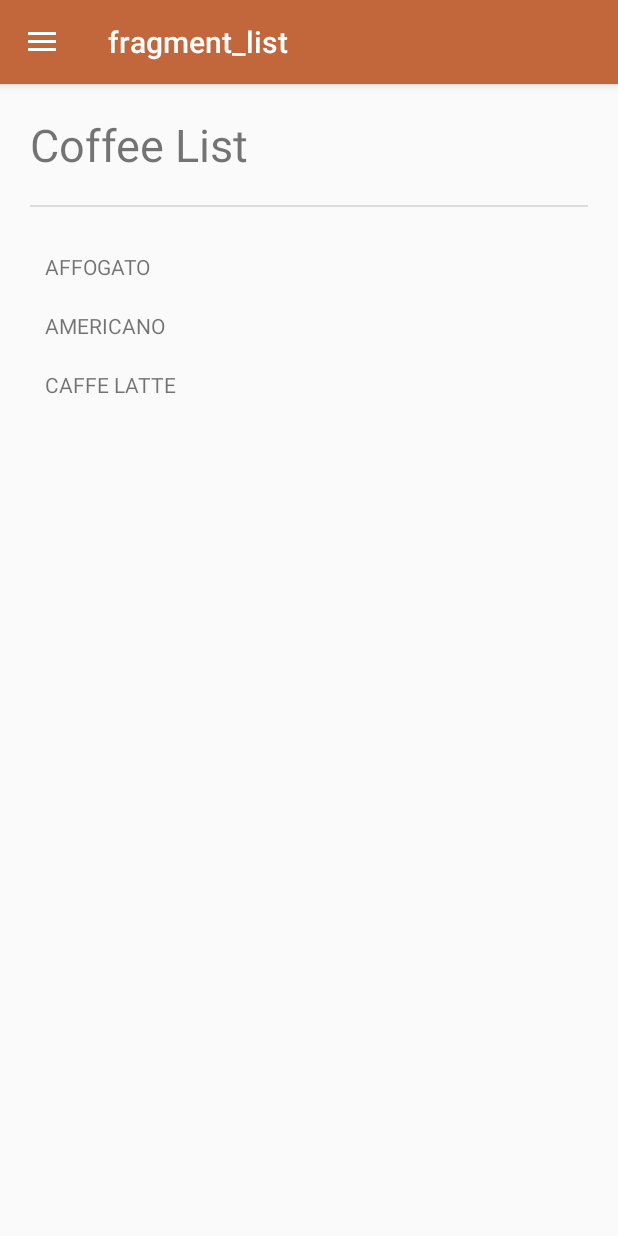
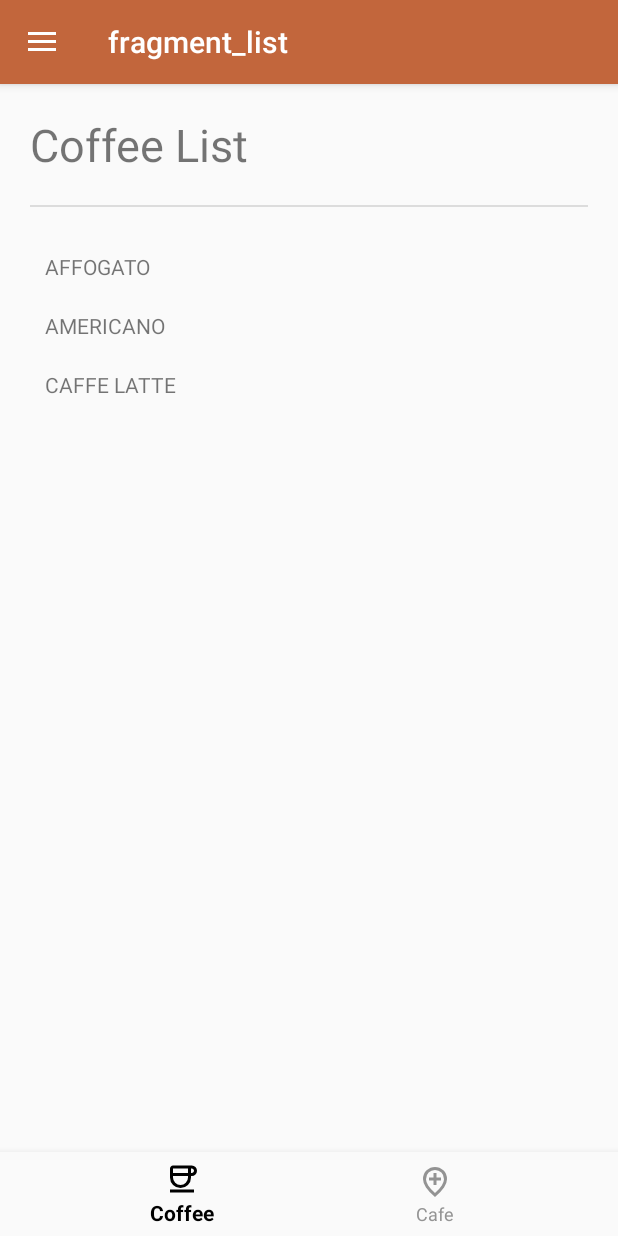
Before and after one commit to Audreyy5/LAB_WEEK_04, an Android app: the screen it shows after launch (MainActivity), on a phone screen of 412 x 824 dp. Run offline under Robolectric (Android 15) with nearby library versions, the phone set to English and light mode, and no system bars; our stand-ins replace navigation-ui.

Commit message:
Commit No. 2 – Bottom Navigation

```diff
--- a/app/src/main/java/com/example/lab_week_04/MainActivity.kt
+++ b/app/src/main/java/com/example/lab_week_04/MainActivity.kt
@@ -9,6 +9,7 @@ import androidx.navigation.ui.navigateUp
 import androidx.navigation.ui.setupActionBarWithNavController
 import androidx.navigation.ui.setupWithNavController
 import com.google.android.material.navigation.NavigationView
+import com.google.android.material.bottomnavigation.BottomNavigationView
 
 class MainActivity : AppCompatActivity() {
 
@@ -28,13 +29,19 @@ class MainActivity : AppCompatActivity() {
         appBarConfiguration = AppBarConfiguration(
             setOf(
                 R.id.listFragment,
-                R.id.favoritesFragment
+                R.id.favoritesFragment,
+                R.id.cafeFragment
             ),
             findViewById(R.id.drawer_layout)
         )
 
         setupActionBarWithNavController(navController, appBarConfiguration)
+
         findViewById<NavigationView>(R.id.nav_view)
+            ?.setupWithNavController(navController)
+
+        // Added this part only
+        findViewById<BottomNavigationView>(R.id.bottom_nav)
             ?.setupWithNavController(navController)
     }
 
--- /dev/null
+++ b/app/src/main/res/color/bottom_nav_color.xml
@@ -0,0 +1,5 @@
+<?xml version="1.0" encoding="utf-8"?>
+<selector xmlns:android="http://schemas.android.com/apk/res/android">
+    <item android:state_checked="true" android:color="@color/black" />
+    <item android:state_checked="false" android:color="@color/gray"/>
+</selector>
--- /dev/null
+++ b/app/src/main/res/drawable/cafe.xml
@@ -0,0 +1,5 @@
+<vector xmlns:android="http://schemas.android.com/apk/res/android" android:height="24dp" android:tint="#000000" android:viewportHeight="960" android:viewportWidth="960" android:width="24dp">
+
+    <path android:fillColor="@android:color/white" android:pathData="M440,560L520,560L520,440L640,440L640,360L520,360L520,240L440,240L440,360L320,360L320,440L440,440L440,560ZM480,774Q602,662 661,570.5Q720,479 720,408Q720,299 650.5,229.5Q581,160 480,160Q379,160 309.5,229.5Q240,299 240,408Q240,479 299,570.5Q358,662 480,774ZM480,880Q319,743 239.5,625.5Q160,508 160,408Q160,258 256.5,169Q353,80 480,80Q607,80 703.5,169Q800,258 800,408Q800,508 720.5,625.5Q641,743 480,880ZM480,400Q480,400 480,400Q480,400 480,400Q480,400 480,400Q480,400 480,400Q480,400 480,400Q480,400 480,400Q480,400 480,400Q480,400 480,400Z"/>
+
+</vector>
--- a/app/src/main/res/layout/app_bar_main.xml
+++ b/app/src/main/res/layout/app_bar_main.xml
@@ -6,7 +6,8 @@
     android:layout_width="match_parent"
     android:layout_height="match_parent"
     android:orientation="vertical"
-    tools:context=".MainActivity"> <com.google.android.material.appbar.AppBarLayout
+    tools:context=".MainActivity">
+    <com.google.android.material.appbar.AppBarLayout
     android:layout_width="match_parent"
     android:layout_height="wrap_content"
     android:theme= "@style/Theme.NavigationDrawer.AppBarOverlay">
@@ -19,7 +20,16 @@
 </com.google.android.material.appbar.AppBarLayout> <include
     android:id="@+id/include"
     android:layout_width="match_parent"
-    android:layout_height="wrap_content"
-    layout="@layout/content_main"
+    android:layout_height="wrap_content" layout="@layout/content_main"
     app:layout_behavior="@string/appbar_scrolling_view_behavior"/>
+    <com.google.android.material.bottomnavigation.BottomNavigationView
+        android:id="@+id/bottom_nav"
+        android:layout_width="match_parent"
+        android:layout_height="wrap_content"
+        android:layout_gravity="bottom"
+        android:background="?android:attr/windowBackground"
+        app:itemTextColor="@color/bottom_nav_color"
+        app:itemIconTint="@color/bottom_nav_color"
+        app:menu="@menu/bottom_nav_menu"
+        app:labelVisibilityMode="labeled"/>
 </androidx.coordinatorlayout.widget.CoordinatorLayout>
--- /dev/null
+++ b/app/src/main/res/menu/bottom_nav_menu.xml
@@ -0,0 +1,11 @@
+<?xml version="1.0" encoding="utf-8"?>
+<menu xmlns:android=
+    "http://schemas.android.com/apk/res/android"> <item
+    android:id="@+id/listFragment"
+    android:icon="@drawable/coffee"
+    android:title="@string/bottom_menu_coffee" />
+    <item
+        android:id="@+id/cafeFragment"
+        android:icon="@drawable/cafe"
+        android:title="@string/bottom_menu_cafe"/>
+</menu>
--- a/app/src/main/res/navigation/nav_graph.xml
+++ b/app/src/main/res/navigation/nav_graph.xml
@@ -24,4 +24,9 @@
         android:name="com.example.lab_week_04.DetailFragment"
         android:label="fragment_detail"
         tools:layout="@layout/fragment_detail" />
+    <fragment
+        android:id="@+id/cafeFragment2"
+        android:name="com.example.lab_week_04.CafeFragment"
+        android:label="fragment_cafe"
+        tools:layout="@layout/fragment_cafe" />
 </navigation>
```
Also changed, not shown: app/src/main/res/layout/fragment_cafe.xml (+36 -9 lines).
